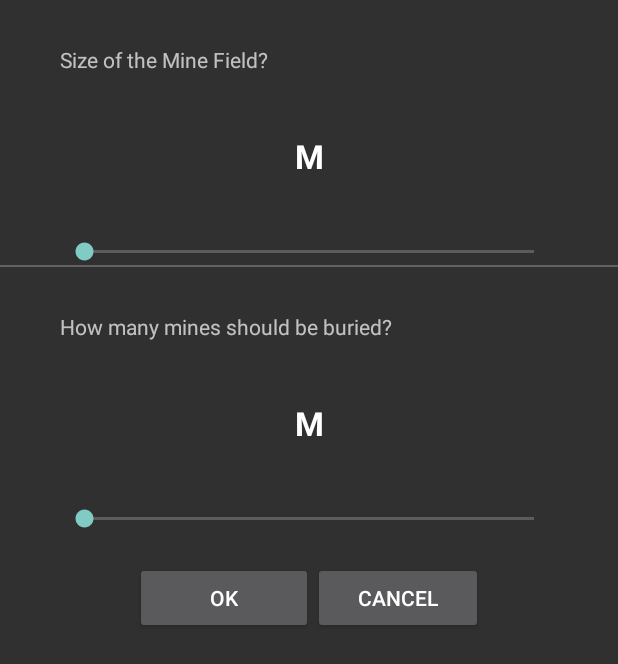
After one commit to techeretic/MineSweeper, an Android app: the layout settings.xml on its own in the app's theme, with its tools: preview values and no code run, on a phone screen of 412 x 824 dp. The commit adds this screen. Shown: the top 664 px of the screen. Run offline under Robolectric (Android 15) with nearby library versions, the phone set to English and light mode, and no system bars.

Commit message:
Made it scalable

```diff
--- /dev/null
+++ b/app/src/main/res/layout/settings.xml
@@ -0,0 +1,100 @@
+<?xml version="1.0" encoding="utf-8"?>
+<LinearLayout xmlns:android="http://schemas.android.com/apk/res/android"
+    android:orientation="vertical"
+    android:layout_width="match_parent"
+    android:layout_height="match_parent">
+
+    <LinearLayout
+        android:layout_width="match_parent"
+        android:layout_height="wrap_content"
+        android:orientation="vertical"
+        android:paddingStart="40dp"
+        android:paddingEnd="40dp"
+        android:paddingTop="30dp">
+        <TextView
+            android:layout_width="match_parent"
+            android:layout_height="wrap_content"
+            android:textAppearance="?android:attr/textAppearanceSmall"
+            android:text="@string/updateGridSize" />
+
+        <TextView
+            android:layout_width="match_parent"
+            android:layout_height="wrap_content"
+            android:gravity="center"
+            android:layout_gravity="center"
+            android:textAppearance="?android:attr/textAppearanceLarge"
+            android:textStyle="bold"
+            android:id="@+id/grid_size"
+            android:padding="40dp"
+            android:text="@string/mine_indicator" />
+
+        <SeekBar
+            android:layout_width="match_parent"
+            android:layout_height="wrap_content"
+            android:id="@+id/seekGridSize" />
+    </LinearLayout>
+
+    <View
+        android:layout_width="match_parent"
+        android:layout_height="1dp"
+        android:background="@color/primary_dark" />
+
+    <LinearLayout
+        android:layout_width="match_parent"
+        android:layout_height="wrap_content"
+        android:orientation="vertical"
+        android:paddingStart="40dp"
+        android:paddingEnd="40dp"
+        android:paddingTop="30dp">
+        <TextView
+            android:layout_width="match_parent"
+            android:layout_height="wrap_content"
+            android:textAppearance="?android:attr/textAppearanceSmall"
+            android:text="@string/updateMines" />
+
+        <TextView
+            android:layout_width="match_parent"
+            android:layout_height="wrap_content"
+            android:gravity="center"
+            android:layout_gravity="center"
+            android:textAppearance="?android:attr/textAppearanceLarge"
+            android:textStyle="bold"
+            android:id="@+id/mine_count"
+            android:padding="40dp"
+            android:text="@string/mine_indicator" />
+
+        <SeekBar
+            android:layout_width="match_parent"
+            android:layout_height="wrap_content"
+            android:id="@+id/seekMines" />
+
+    </LinearLayout>
+
+    <LinearLayout
+        android:orientation="horizontal"
+        android:layout_width="match_parent"
+        android:layout_height="wrap_content"
+        android:gravity="center"
+        android:paddingTop="20dp"
+        android:paddingBottom="20dp">
+
+        <Button
+            android:layout_width="wrap_content"
+            android:layout_height="wrap_content"
+            android:text="@string/ok"
+            android:id="@+id/btn_ok"
+            android:layout_gravity="center"
+            android:paddingStart="50dp"
+            android:paddingEnd="50dp"/>
+
+        <Button
+            android:layout_width="wrap_content"
+            android:layout_height="wrap_content"
+            android:text="@string/cancel"
+            android:id="@+id/btn_cancel"
+            android:layout_gravity="center"
+            android:paddingStart="30dp"
+            android:paddingEnd="30dp" />
+    </LinearLayout>
+
+</LinearLayout>
--- a/app/src/main/res/values/strings.xml
+++ b/app/src/main/res/values/strings.xml
@@ -4,6 +4,7 @@
     <string name="hello_world">Hello world!</string>
     <string name="action_settings">Settings</string>
     <string name="ok">OK</string>
+    <string name="cancel">CANCEL</string>
     <string name="reset">RESET</string>
     <string name="cheat">CHEAT</string>
     <string name="validate">VALIDATE</string>
@@ -36,4 +37,8 @@
     <string name="exit">EXIT</string>
     <string name="generic_cnt">2</string>
     <string name="mine_ind">No. of mines in any of the adjacent cells</string>
+    <string name="updateGridSize">Size of the Mine Field?</string>
+    <string name="updateMines">How many mines should be buried?</string>
+    <string name="loading">Loading up MineField</string>
+    <string name="settings">Settings</string>
 </resources>
```
Also changed, not shown: app/src/main/java/prathameshshetye/minesweeper/Cell.java (+0 -15 lines), app/src/main/java/prathameshshetye/minesweeper/GameActivity.java (+69 -88 lines), app/src/main/java/prathameshshetye/minesweeper/Utilities.java (added, +141 -0 lines), app/src/main/java/prathameshshetye/minesweeper/WelcomeActivity.java (+14 -0 lines), app/src/main/res/layout/activity_welcome.xml (+9 -0 lines), app/src/main/res/drawable-hdpi/ic_action_settings.png (added), app/src/main/res/drawable-mdpi/ic_action_settings.png (added), app/src/main/res/drawable-xhdpi/ic_action_settings.png (added), app/src/main/res/drawable-xxhdpi/ic_action_settings.png (added), app/src/main/res/drawable-xxxhdpi/ic_action_settings.png (added), 1 other file.
